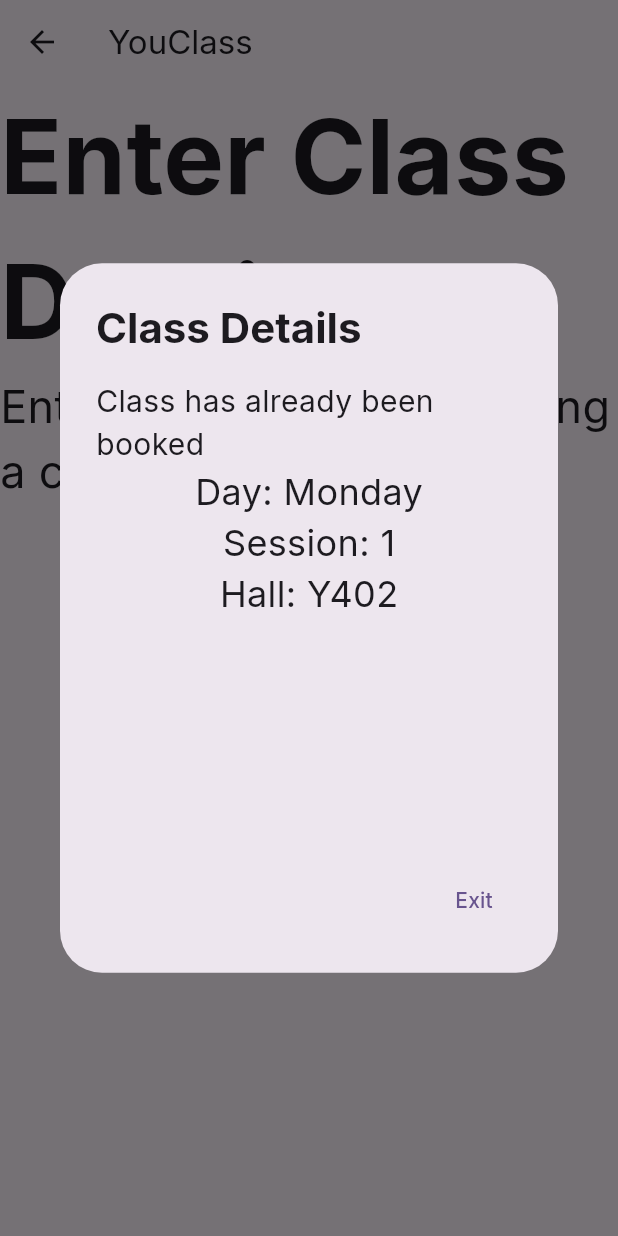
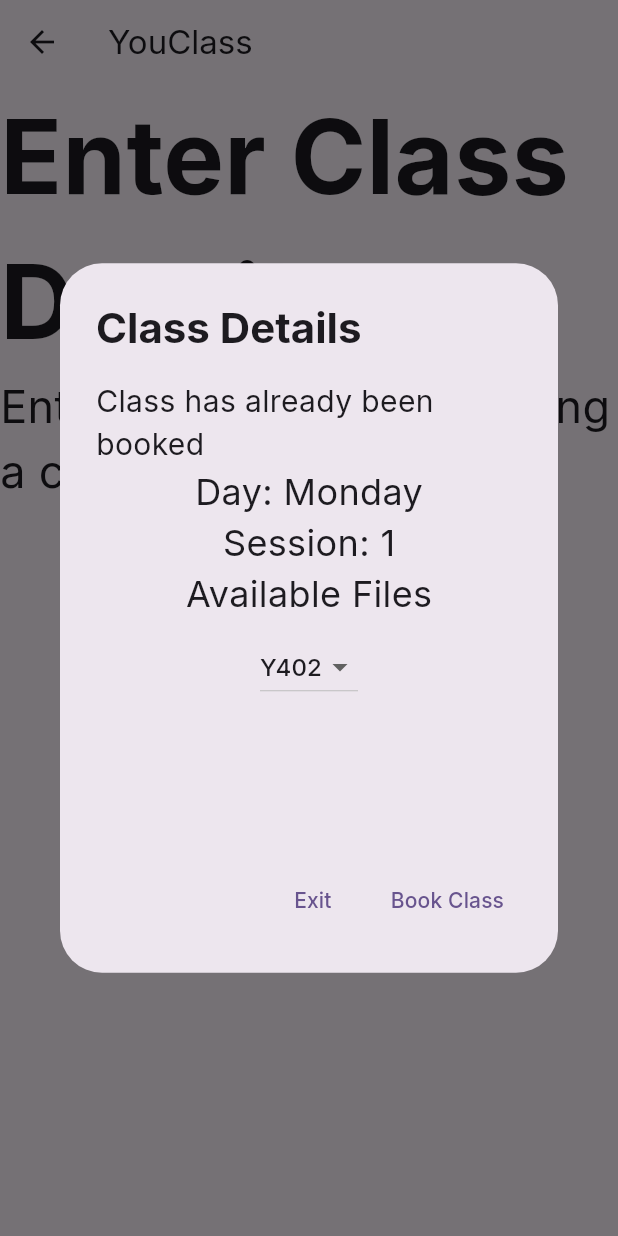
Before and after one commit to TheR3dWizard/youClass_frontend, a Flutter app: the HomePage screen opened directly, after a tap on "Check Class", on a phone screen of 412 x 824 dp. Run offline on Flutter 3.47's test engine with Material 3 defaults, Android fonts, the phone set to English and light mode, and no system bars; our stand-ins replace google_fonts.

Commit message:
final_hardcoded

```diff
--- a/lib/homepage.dart
+++ b/lib/homepage.dart
@@ -20,6 +20,7 @@ class HomePage extends StatefulWidget {
 class _HomePageState extends State<HomePage> {
   int _sessionNum = 1;
   String _day = "Monday";
+  String _hall = "Y402";
 
   @override
   Widget build(BuildContext context) {
@@ -38,6 +39,9 @@ class _HomePageState extends State<HomePage> {
                 "Enter the details for booking a class",
                 style: TextStyle(fontSize: 30, fontWeight: FontWeight.normal),
               ),
+              Row(
+                mainAxisAlignment: MainAxisAlignment.center,
+                children: [
                   Padding(
                     padding: const EdgeInsets.all(8.0),
                     child: DropdownButton<String>(
@@ -78,9 +82,11 @@ class _HomePageState extends State<HomePage> {
                           });
                         }),
                   ),
+                ],
+              ),
               OutlinedButton(
                   onPressed: () {
-                    showClass("Y402");
+                    apiCall();
                   },
                   child: const Text("Check Class"))
             ],
@@ -134,7 +140,7 @@ class _HomePageState extends State<HomePage> {
         });
   }
 
-  void bookClass() {
+  void bookClass(List<String> halls) {
     showDialog(
         context: context,
         builder: (context) {
@@ -162,8 +168,24 @@ class _HomePageState extends State<HomePage> {
                         fontSize: 24, fontWeight: FontWeight.w400),
                   ),
                   const Text(
-                    "Hall has not been booked yet",
+                    "Available Files",
                     style: TextStyle(fontSize: 24, fontWeight: FontWeight.w400),
+                  ),
+                  Padding(
+                    padding: const EdgeInsets.all(8.0),
+                    child: DropdownButton<String>(
+                        value: _hall,
+                        items: halls.map((String value) {
+                          return DropdownMenuItem<String>(
+                            value: value,
+                            child: Text(value),
+                          );
+                        }).toList(),
+                        onChanged: (String? value) {
+                          setState(() {
+                            _hall = value!;
+                          });
+                        }),
                   )
                 ],
               ),
@@ -184,6 +206,14 @@ class _HomePageState extends State<HomePage> {
         });
   }
 
+  void apiCall() {
+    if (_day.toLowerCase() == "tuesday") {
+      showClass("Y402");
+    } else {
+      bookClass(["Y402", "Y301"]);
+    }
+  }
+
   // void bookingMenu() {
   //   showDialog(context: context, builder: (context) {});
   // }
```
Lines whose indentation alone changed are shown as unchanged.
